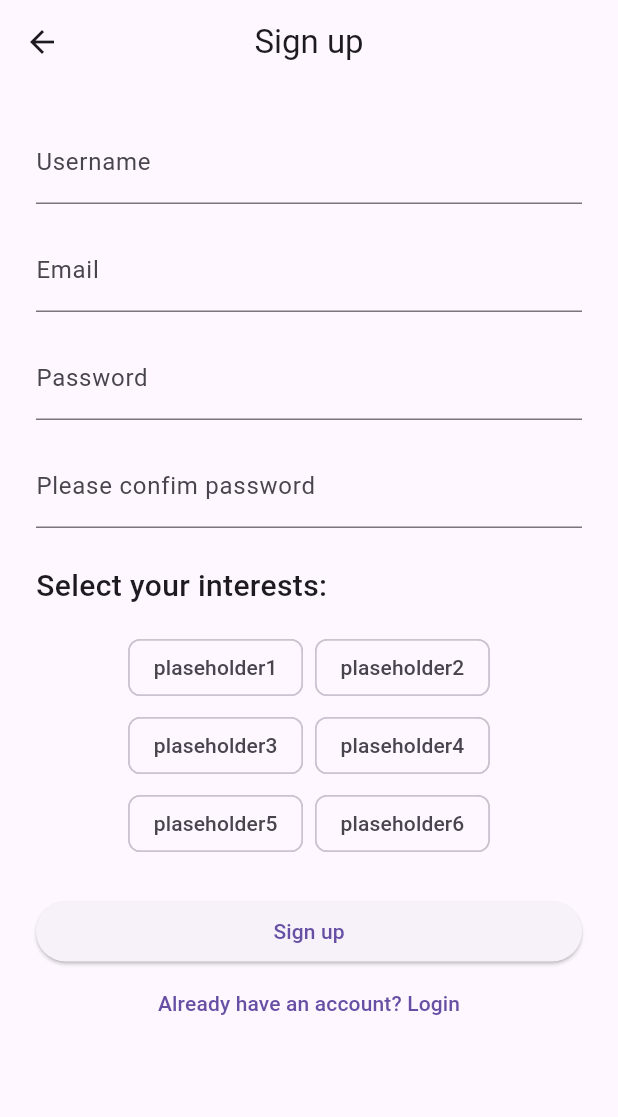
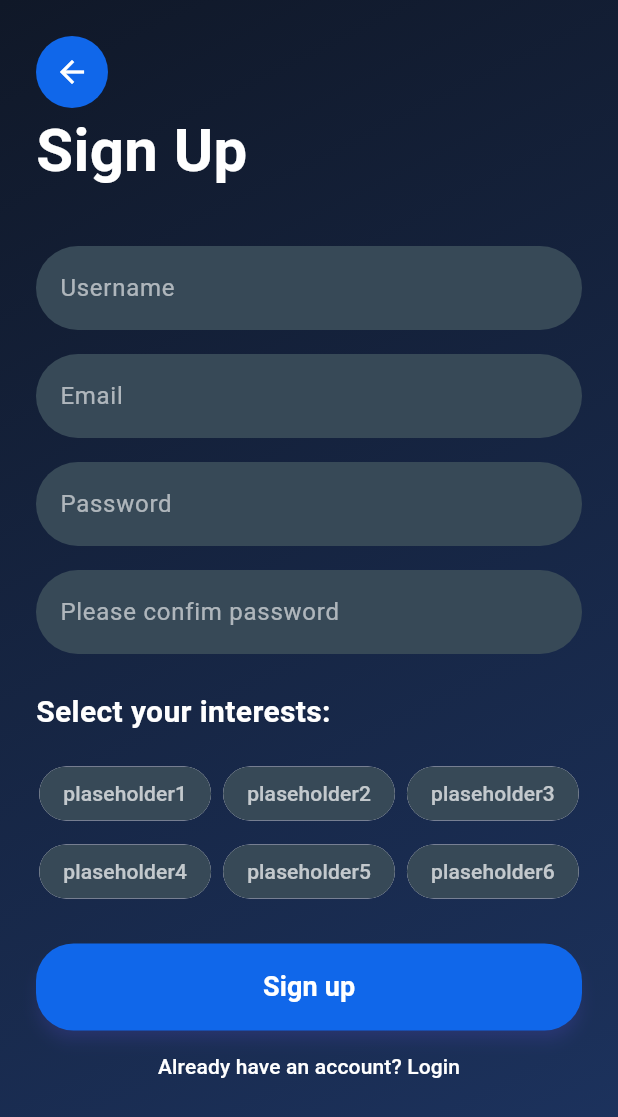
Before and after one commit to ManiTheG/SideQuest, a Flutter app: the SignupScreen screen opened directly, on a phone screen of 412 x 824 dp. Shown: the top 1117 px of the screen. Run offline on Flutter 3.47's test engine with Material 3 defaults, Android fonts, the phone set to English and light mode, and no system bars; our stand-ins replace cloud_firestore, firebase_auth, firebase_core; accounts and stored records are empty; statements that could not run were skipped.

Commit message:
Signup design.

```diff
--- a/lib/signup_screen.dart
+++ b/lib/signup_screen.dart
@@ -116,27 +116,78 @@ class _SignupScreenState extends State<SignupScreen>{
   @override
   Widget build(BuildContext context) {
     return Scaffold(
+      backgroundColor: Colors.transparent,
       //resizeToAvoidBottomInset: true,
-      appBar: AppBar(
-      centerTitle: true,
-      title: const Text('Sign up')),
-      body: SingleChildScrollView(
+      body: Container(
+        constraints: BoxConstraints(minHeight: MediaQuery.of(context).size.height),
+        decoration: BoxDecoration(
+          gradient: LinearGradient(
+            colors: [Color.fromARGB(255, 16, 24, 40), Color.fromARGB(255, 29, 52, 97)],
+            begin: Alignment.topLeft,
+            end: Alignment.bottomRight,
+          ),
+        ),
+        child: SingleChildScrollView(
           padding: const EdgeInsets.all(24),
           child: Column(
             crossAxisAlignment: CrossAxisAlignment.stretch,
             children: [
+              SafeArea(
+                child: Align(
+                  alignment: Alignment.centerLeft,
+                  child: Container(
+                    decoration: BoxDecoration(
+                      color: Color.fromARGB(255, 16, 103, 234),
+                      shape: BoxShape.circle,
+                    ),
+                    child: IconButton(
+                      icon: Icon(Icons.arrow_back, color: Colors.white),
+                      onPressed: () => Navigator.pop(context),
+                      padding: EdgeInsets.all(8),
+                      constraints: BoxConstraints(),
+                    ),
+                  ),
+                ),
+              ),
 
+              Text('Sign Up', style: TextStyle(
+                fontSize: 40,
+                fontWeight: FontWeight.bold,
+                color: Colors.white,
+              )),
+
+              const SizedBox(height:35),
               //koisnicko ime
               TextField(
                 controller: _userNameController,
-              decoration: const InputDecoration(labelText: 'Username'),
+                style: TextStyle(color: Colors.white),
+                decoration: InputDecoration(
+                  labelText: 'Username',
+                  labelStyle: TextStyle(color: Colors.white60),
+                  filled: true,
+                  fillColor: Color.fromARGB(255, 55, 73, 87),
+                  border: OutlineInputBorder(
+                    borderRadius: BorderRadius.circular(30),
+                    borderSide: BorderSide.none,
+                    ),
+                  ),
                 //style: TextStyle(fontSize: 10),
               ),
               const SizedBox(height: 16),
               //email
               TextField(
                 controller: _emailController,
-              decoration: const InputDecoration(labelText: 'Email'),
+                style: TextStyle(color: Colors.white),
+                decoration: InputDecoration(
+                  labelText: 'Email',
+                  labelStyle: TextStyle(color: Colors.white60),
+                  filled: true,
+                  fillColor: Color.fromARGB(255, 55, 73, 87),
+                  border: OutlineInputBorder(
+                    borderRadius: BorderRadius.circular(30),
+                    borderSide: BorderSide.none,
+                    ),
+                  ),
                 keyboardType: TextInputType.emailAddress
               ),
               const SizedBox(height: 16),
@@ -145,7 +196,17 @@ class _SignupScreenState extends State<SignupScreen>{
               //lozinka
               TextField(
                 controller: _passwordController,
-              decoration: const InputDecoration(labelText: 'Password'),
+                style: TextStyle(color: Colors.white),
+                decoration: InputDecoration(
+                  labelText: 'Password',
+                  labelStyle: TextStyle(color: Colors.white60),
+                  filled: true,
+                  fillColor: Color.fromARGB(255, 55, 73, 87),
+                  border: OutlineInputBorder(
+                    borderRadius: BorderRadius.circular(30),
+                    borderSide: BorderSide.none,
+                    ),
+                ),
                 obscureText: true,
               ),
               const SizedBox(height: 16),
@@ -153,14 +214,24 @@ class _SignupScreenState extends State<SignupScreen>{
               //ponavljanje lozinke
               TextField(
                 controller: _confirmPasswordController,
-              decoration:  const InputDecoration(labelText: 'Please confim password'),
+                style: TextStyle(color: Colors.white),
+                decoration:  InputDecoration(
+                  labelText: 'Please confim password',
+                  labelStyle: TextStyle(color: Colors.white60),
+                  filled: true,
+                  fillColor: Color.fromARGB(255, 55, 73, 87),
+                  border: OutlineInputBorder(
+                    borderRadius: BorderRadius.circular(30),
+                    borderSide: BorderSide.none,
+                    ),
+                  ),
                 obscureText: true,
               ),
               const SizedBox(height: 24),
 
               //lista hobbija
               const Text('Select your interests:',
-              style: TextStyle(fontSize: 20, fontWeight: FontWeight.w500),
+                style: TextStyle(fontSize: 20, fontWeight: FontWeight.bold, color: Colors.white),
               ),
               const SizedBox(height:16),
 
@@ -174,9 +245,15 @@ class _SignupScreenState extends State<SignupScreen>{
                 children: _allInterests.map((interest){
                   final isSelected = _userInterests.contains(interest);
                   return FilterChip(
-                  label: Text(interest),
+                    label: Text(interest, style: TextStyle(color: isSelected ? const Color.fromARGB(255, 255, 255, 255) : const Color.fromARGB(179, 255, 255, 255))),
                     selected: isSelected,
                     onSelected: (_) => _selectToggle(interest),
+                    backgroundColor: Color.fromARGB(255, 55, 73, 87),
+                    selectedColor: Color.fromARGB(255, 16, 103, 234),
+                    checkmarkColor: Colors.white,
+                    side: BorderSide.none,
+                    shape: RoundedRectangleBorder(borderRadius: BorderRadius.circular(20)),
+                    showCheckmark: false,
                   );
                 }).toList(),
               ),
@@ -195,14 +272,29 @@ class _SignupScreenState extends State<SignupScreen>{
               _isLoading? const Center (child: CircularProgressIndicator())
               : ElevatedButton(
                 onPressed: _signUp,
-              child: const Text('Sign up')
+                style: ElevatedButton.styleFrom(
+                backgroundColor: Color.fromARGB(255, 16, 103, 234),
+                foregroundColor: Colors.white,
+                padding: EdgeInsets.symmetric(vertical: 16),
+                shape: RoundedRectangleBorder(
+                  borderRadius: BorderRadius.circular(25)
+                ),
+                elevation: 4,
+                shadowColor: Color(0xFF6C63FF).withValues(alpha: 0.4)
+              ),
+                child: const Text('Sign up', style: TextStyle(fontSize: 18, fontWeight: FontWeight.bold))
               ),
 
               //povratak na login
               TextButton(
                 onPressed: () => Navigator.pop(context),
+                style: TextButton.styleFrom(
+                foregroundColor: Colors.white,
+                alignment: Alignment.center,
+                ),
                 child: const Text('Already have an account? Login'))
             ],
+          ),
         ),
       )
     );
```
Lines whose indentation alone changed are shown as unchanged.
